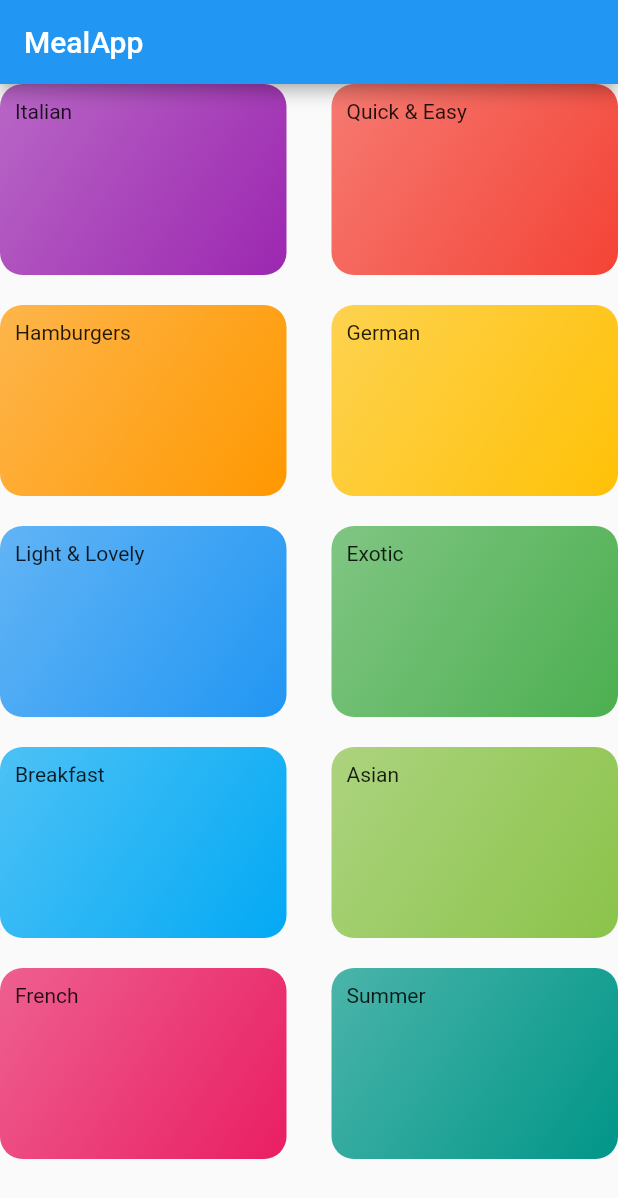
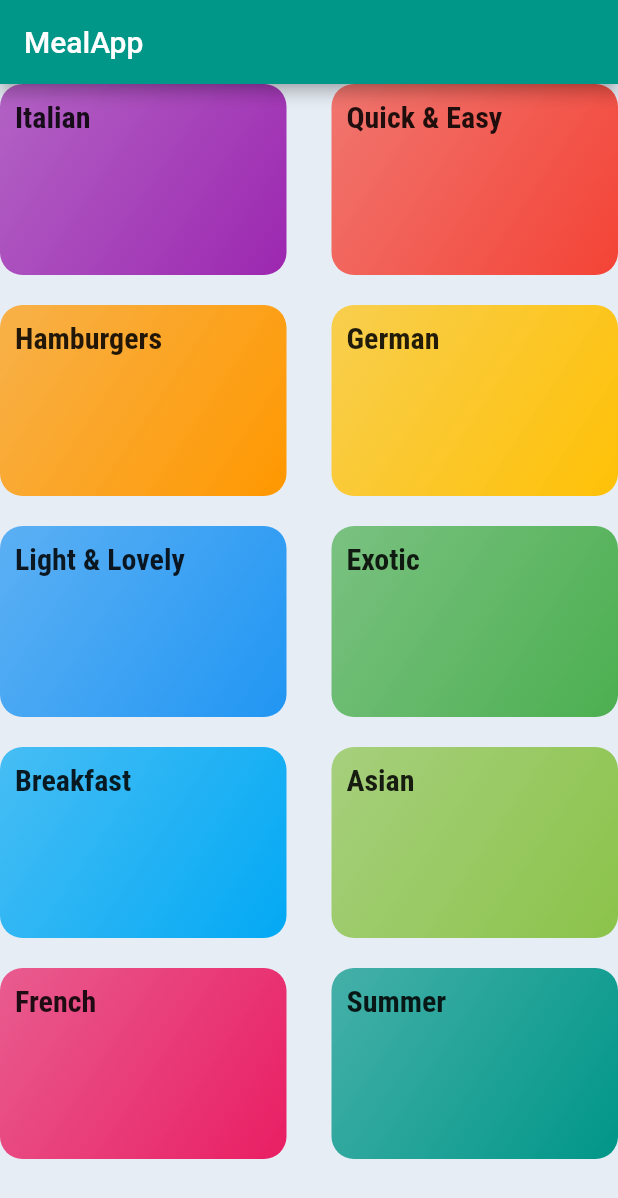
Before and after one commit to RexGod/meal_app, a Flutter app: the screen it shows after launch, on a phone screen of 412 x 824 dp. Shown: the top 1198 px of the screen. Run offline on Flutter 3.47's test engine with Material 2 defaults, Android fonts, the phone set to English and light mode, and no system bars.

Commit message:
adding fonts to category_otem

```diff
--- a/lib/category_item.dart
+++ b/lib/category_item.dart
@@ -16,7 +16,7 @@ class CategoryItem extends StatelessWidget {
           borderRadius: BorderRadius.circular(15)),
       child: Padding(
         padding: const EdgeInsets.all(10.0),
-        child: Text(title),
+        child: Text(title , style: Theme.of(context).textTheme.titleMedium,),
       ),
     );
   }
--- a/lib/main.dart
+++ b/lib/main.dart
@@ -1,5 +1,6 @@
 import 'package:flutter/material.dart';
 import 'category_screen.dart';
+
 void main() => runApp(MyApp());
 
 class MyApp extends StatelessWidget {
@@ -8,9 +9,17 @@ class MyApp extends StatelessWidget {
     return MaterialApp(
       title: 'Flutter Demo',
       theme: ThemeData(
-        primarySwatch: Colors.blue,
-      ),
-      home:  CategoryScreen(),
+          primarySwatch: Colors.teal,
+          accentColor: const Color.fromRGBO(255, 130, 77, 1),
+          canvasColor: const Color.fromRGBO(229, 236, 244, 0.9),
+          fontFamily: 'Raleway',
+          textTheme: ThemeData.light().textTheme.copyWith(
+                  titleMedium: const TextStyle(
+                fontFamily: 'RobotoCondensed',
+                fontSize: 20,
+                fontWeight: FontWeight.bold,
+              ))),
+      home: CategoryScreen(),
     );
   }
 }
```
Also changed, not shown: pubspec.yaml (+8 -0 lines).
